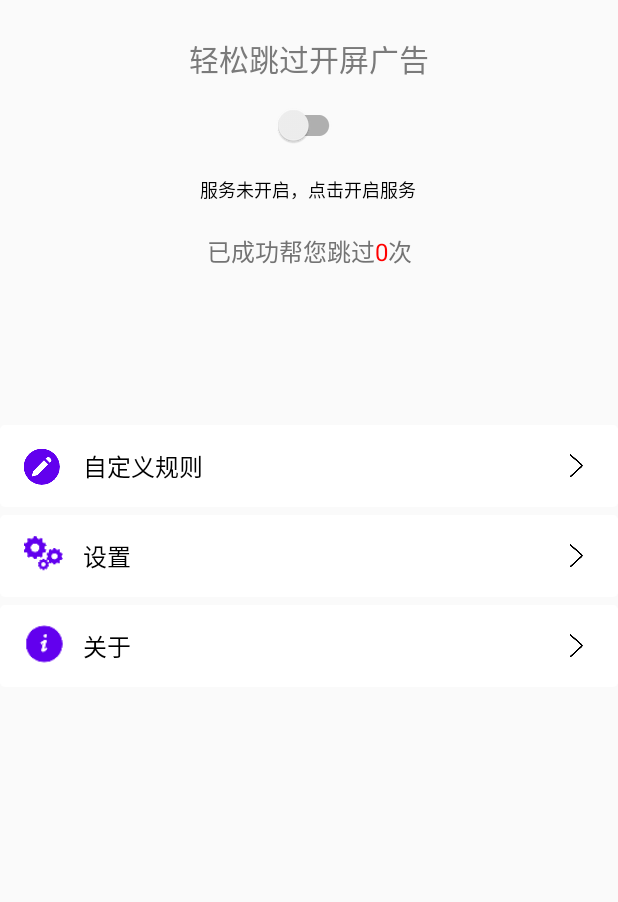
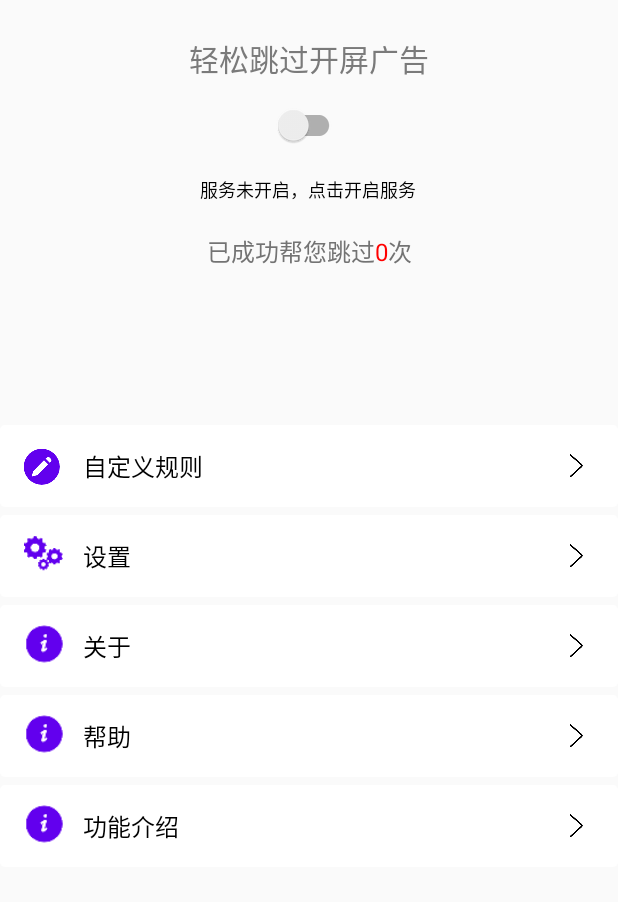
Before and after one commit to jingjing0327/ADJump, an Android app: the screen it shows after launch (MainActivity), on a phone screen of 412 x 824 dp, the part 204-1106 px from its top. Run offline under Robolectric (Android 15) with nearby library versions, the phone set to English and light mode, and no system bars; our stand-ins replace Room's generated code; libraries missing offline, so code that uses them is left out: com.tencent.bugly, com.umeng.analytics, com.umeng.commonsdk; 3 statements that could not run were skipped.

Commit message:
Signed-off-by: liqiong <liqiong@luojigou.vip>

```diff
--- a/app/build.gradle
+++ b/app/build.gradle
@@ -89,4 +89,5 @@ dependencies {
     implementation "com.squareup.retrofit2:converter-gson:2.3.0"
     implementation 'com.google.zxing:core:3.4.1'
     implementation 'com.king.zxing:zxing-lite:1.1.9-androidx'
+    implementation 'com.github.AppIntro:AppIntro:6.0.0'
 }
--- a/app/src/main/AndroidManifest.xml
+++ b/app/src/main/AndroidManifest.xml
@@ -56,6 +56,8 @@
         <activity android:name=".ui.KeyVipActivity" />
         <activity android:name=".ui.AlipayActivity" />
         <activity android:name=".ui.WechatPayActivity" />
+        <activity android:name=".ui.MyGuideActivity"
+            android:theme="@style/AppIntroStyle"  />
 
         <activity
             android:name="com.tencent.bugly.beta.ui.BetaActivity"
--- a/app/src/main/java/com/lqcode/adjump/ui/FirstFragment.java
+++ b/app/src/main/java/com/lqcode/adjump/ui/FirstFragment.java
@@ -71,6 +71,8 @@ public class FirstFragment extends Fragment {
         vipTV = rootView.findViewById(R.id.vip_tv);
         vipIV = rootView.findViewById(R.id.vip_iv);
 
+        rootView.findViewById(R.id.guide_tv).setOnClickListener(view -> startActivity(new Intent(getContext(), MyGuideActivity.class)));
+
         return rootView;
     }
 
--- a/app/src/main/res/layout/fragment_first.xml
+++ b/app/src/main/res/layout/fragment_first.xml
@@ -175,6 +175,58 @@
             app:layout_constraintStart_toStartOf="parent"
             app:layout_constraintTop_toBottomOf="@+id/setting_tv" />
 
+        <TextView
+            android:id="@+id/help_tv"
+            android:layout_width="match_parent"
+            android:layout_height="wrap_content"
+            android:layout_below="@id/setting_tv"
+            android:layout_marginTop="5dp"
+            android:background="@drawable/ripple_backgroud"
+            android:gravity="center_vertical"
+            android:padding="15dp"
+            android:text="          帮助"
+            android:textColor="#000000"
+            android:textSize="16sp"
+            app:drawableRightCompat="@mipmap/back"
+            app:layout_constraintTop_toBottomOf="@+id/about_tv"
+            tools:layout_editor_absoluteX="0dp" />
+
+
+        <ImageView
+            android:layout_width="27dp"
+            android:layout_height="27dp"
+            android:layout_marginStart="16dp"
+            android:layout_marginTop="18dp"
+            android:src="@mipmap/about"
+            app:layout_constraintStart_toStartOf="parent"
+            app:layout_constraintTop_toBottomOf="@+id/about_tv" />
+
+        <TextView
+            android:id="@+id/guide_tv"
+            android:layout_width="match_parent"
+            android:layout_height="wrap_content"
+            android:layout_below="@id/setting_tv"
+            android:layout_marginTop="5dp"
+            android:background="@drawable/ripple_backgroud"
+            android:gravity="center_vertical"
+            android:padding="15dp"
+            android:text="          功能介绍"
+            android:textColor="#000000"
+            android:textSize="16sp"
+            app:drawableRightCompat="@mipmap/back"
+            app:layout_constraintTop_toBottomOf="@+id/help_tv"
+            tools:layout_editor_absoluteX="0dp" />
+
+
+        <ImageView
+            android:layout_width="27dp"
+            android:layout_height="27dp"
+            android:layout_marginStart="16dp"
+            android:layout_marginTop="18dp"
+            android:src="@mipmap/about"
+            app:layout_constraintStart_toStartOf="parent"
+            app:layout_constraintTop_toBottomOf="@+id/help_tv" />
+
 
         <TextView
             android:id="@+id/vip_tv"
@@ -189,7 +241,7 @@
             android:textColor="#000000"
             android:textSize="16sp"
             app:drawableRightCompat="@mipmap/back"
-            app:layout_constraintTop_toBottomOf="@+id/about_tv"
+            app:layout_constraintTop_toBottomOf="@+id/guide_tv"
             tools:layout_editor_absoluteX="0dp" />
 
         <ImageView
@@ -200,7 +252,7 @@
             android:layout_marginTop="18dp"
             android:src="@mipmap/main_vip"
             app:layout_constraintStart_toStartOf="parent"
-            app:layout_constraintTop_toBottomOf="@+id/about_tv" />
+            app:layout_constraintTop_toBottomOf="@+id/guide_tv" />
 
 
     </androidx.constraintlayout.widget.ConstraintLayout>
--- a/build.gradle
+++ b/build.gradle
@@ -4,6 +4,8 @@ buildscript {
         google()
         jcenter()
         maven { url 'https://dl.bintray.com/umsdk/release' }
+        maven { url "https://jitpack.io" }
+
     }
     dependencies {
         classpath "com.android.tools.build:gradle:4.0.0"
@@ -19,6 +21,8 @@ allprojects {
         google()
         jcenter()
         maven { url 'https://dl.bintray.com/umsdk/release' }
+        maven { url "https://jitpack.io" }
+
     }
 }
 
```
Also changed, not shown: app/src/main/java/com/lqcode/adjump/ui/MyGuideActivity.java (added, +59 -0 lines), app/src/main/res/mipmap-xxxhdpi/big_icon.png (added), app/src/main/res/mipmap-xxxhdpi/guide_one.jpg (added).
